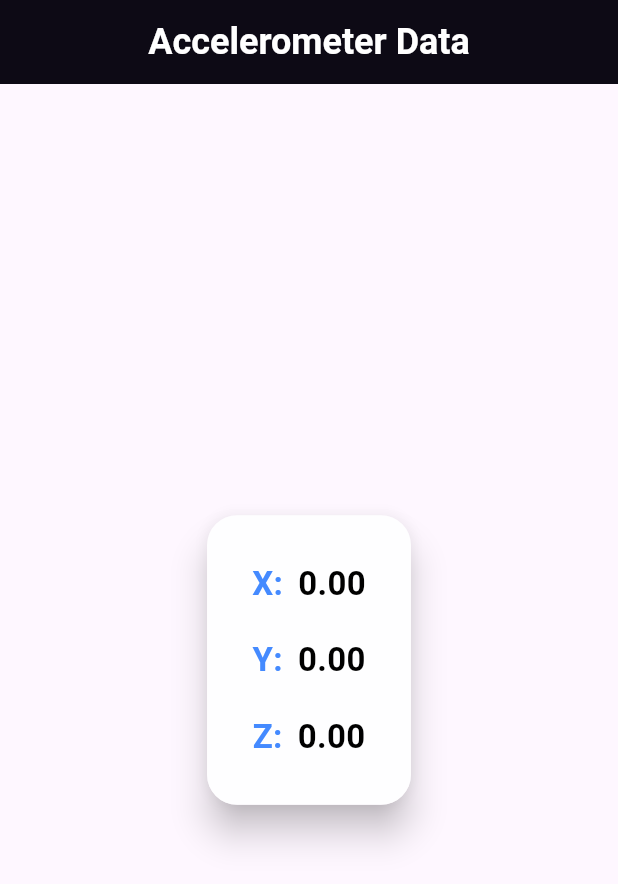
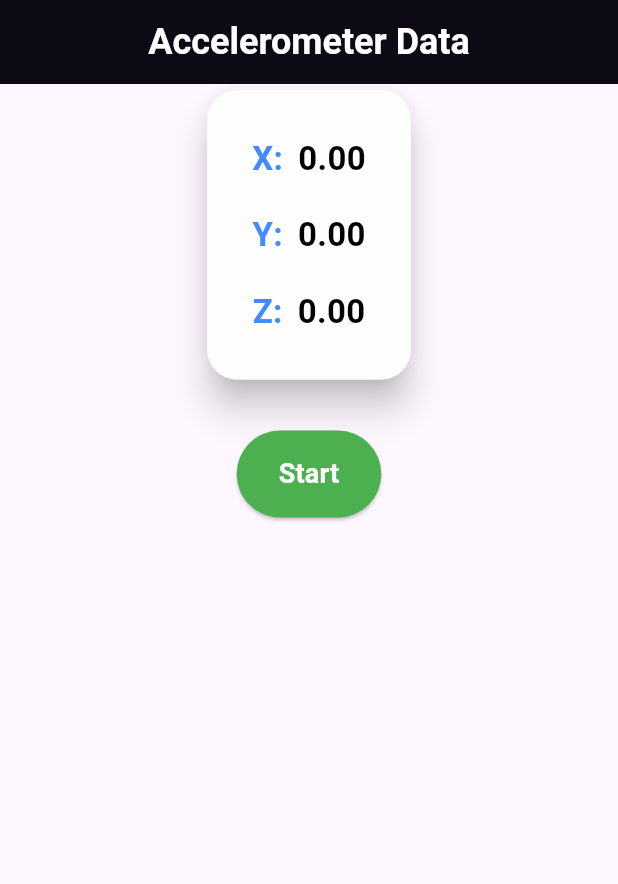
Before and after one commit to anannyapm/accelerometer_plugin, a Flutter app: the screen it shows after launch, on a phone screen of 412 x 824 dp. Shown: the top 884 px of the screen. Run offline on Flutter 3.47's test engine with Material 3 defaults, Android fonts, the phone set to English and light mode, and no system bars; our stand-ins replace get.

Commit message:
added start stop options

```diff
--- a/example/lib/screen/home_screen.dart
+++ b/example/lib/screen/home_screen.dart
@@ -25,7 +25,9 @@ class HomeScreen extends StatelessWidget {
       ),
       body: SafeArea(
         child: Center(
-          child: Obx(() {
+          child: Column(
+            children: [
+              Obx(() {
                 return Card(
                   elevation: 10,
                   shape: RoundedRectangleBorder(
@@ -50,6 +52,30 @@ class HomeScreen extends StatelessWidget {
                   ),
                 );
               }),
+              const SizedBox(
+                height: 30,
+              ),
+              Obx(() {
+                return ElevatedButton(
+                    onPressed: controller.isListening.value
+                        ? controller.stopListening
+                        : controller.startListening,
+                    style: ElevatedButton.styleFrom(
+                        backgroundColor: controller.isListening.value
+                            ? Colors.red
+                            : Colors.green,
+                        padding: const EdgeInsets.symmetric(
+                            horizontal: 28, vertical: 16)),
+                    child: Text(
+                      controller.isListening.value ? 'Stop' : 'Start',
+                      style: const TextStyle(
+                          fontSize: 18,
+                          fontWeight: FontWeight.bold,
+                          color: Colors.white),
+                    ));
+              })
+            ],
+          ),
         ),
       ),
     );
```
Also changed, not shown: example/lib/controller/motion_controller.dart (+26 -7 lines). Lines whose indentation alone changed are shown as unchanged.
